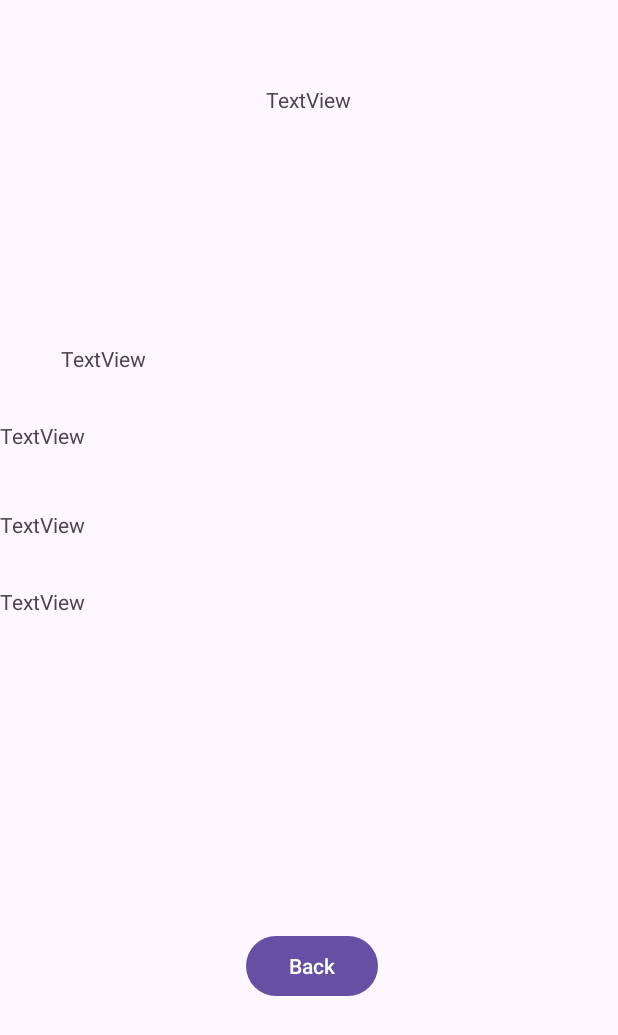
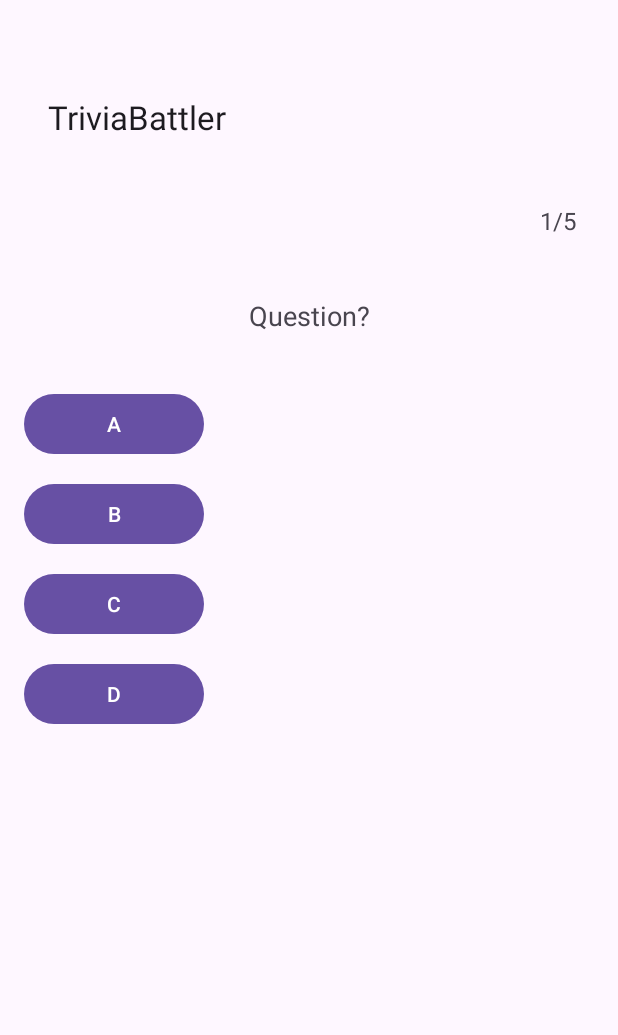
Before and after one commit to jbanducci321/CST338-Project-2-Group-2, an Android app: the layout activity_questions.xml on its own in the app's theme, with its tools: preview values and no code run, on a phone screen of 412 x 824 dp. Shown: the top 1035 px of the screen. Run offline under Robolectric (Android 15) with nearby library versions, the phone set to English and light mode, and no system bars.

```diff
--- a/app/src/main/java/com/example/TriviaBattler/QuestionsActivity.java
+++ b/app/src/main/java/com/example/TriviaBattler/QuestionsActivity.java
@@ -3,14 +3,20 @@ package com.example.TriviaBattler;
 import android.content.Context;
 import android.content.Intent;
 import android.os.Bundle;
+import android.view.Menu;
+import android.view.MenuItem;
+import android.view.View;
+import android.widget.TextView;
 import android.widget.Toast;
 
+import androidx.annotation.NonNull;
 import androidx.appcompat.app.AppCompatActivity;
 import androidx.core.text.HtmlCompat;
 import androidx.lifecycle.LiveData;
 
 import com.example.TriviaBattler.database.AppRepository;
 import com.example.TriviaBattler.database.entities.Question;
+import com.example.TriviaBattler.database.entities.User;
 import com.example.TriviaBattler.databinding.ActivityQuestionsBinding;
 
 import java.util.ArrayList;
@@ -19,8 +25,12 @@ import java.util.List;
 
 public class QuestionsActivity extends AppCompatActivity {
 
+    private static final int LOGGED_OUT = -1;
+    private int loggedInUserId = -LOGGED_OUT;
+
+    private AppRepository repository;
+    private User user;
     private ActivityQuestionsBinding binding;
-    private AppRepository repository;
 
     private int userId = -1;
     private String difficulty = null;
@@ -44,9 +54,57 @@ public class QuestionsActivity extends AppCompatActivity {
 
         displayQuestion(difficulty); // show the first question
 
-        binding.questionsBackButton.setOnClickListener(v ->
-                startActivity(MainActivity.mainActivityIntentFactory(getApplicationContext(), userId))
-        );
+    }
+
+    //Menu Inflater
+    @Override
+    public boolean onCreateOptionsMenu(Menu menu) {
+        getMenuInflater().inflate(R.menu.logout_menu, menu);
+        return true;
+    }
+
+    //Visibility of menu items
+    @Override
+    public boolean onPrepareOptionsMenu(Menu menu) {
+        MenuItem userItem = menu.findItem(R.id.logoutMenuItem);
+        MenuItem adminItem = menu.findItem(R.id.admin);
+
+        if (user == null) {
+            userItem.setVisible(false);
+            adminItem.setVisible(false);
+            return true;
+        }
+
+        userItem.setVisible(true);
+        View actionView = userItem.getActionView();
+        if (actionView != null) {
+            TextView usernameView = actionView.findViewById(R.id.usernameTitle);
+            if (usernameView != null) usernameView.setText(user.getUsername());
+        }
+
+        adminItem.setVisible(user.isAdmin());
+        return true;
+    }
+
+    //Options for menu
+    @Override
+    public boolean onOptionsItemSelected(@NonNull MenuItem item) {
+        int id = item.getItemId();
+
+        if (id == android.R.id.home) {
+            finish();
+            return true;
+        } else if (id == R.id.logout) {
+            startActivity(LoginActivity.loginIntentFactory(getApplicationContext()));
+            finish();
+            return true;
+        } else if (id == R.id.stats) {
+            Intent intent = Statistics.statsIntentFactory(this, loggedInUserId);
+            startActivity(intent);
+            return true;
+        }
+
+        return super.onOptionsItemSelected(item);
     }
 
     private void displayQuestion(String difficulty) {
--- a/app/src/main/res/layout/activity_questions.xml
+++ b/app/src/main/res/layout/activity_questions.xml
@@ -1,69 +1,93 @@
 <?xml version="1.0" encoding="utf-8"?>
-<androidx.constraintlayout.widget.ConstraintLayout xmlns:android="http://schemas.android.com/apk/res/android"
+<androidx.constraintlayout.widget.ConstraintLayout
+    xmlns:android="http://schemas.android.com/apk/res/android"
     xmlns:app="http://schemas.android.com/apk/res-auto"
     xmlns:tools="http://schemas.android.com/tools"
-    android:id="@+id/main"
     android:layout_width="match_parent"
     android:layout_height="match_parent"
-    tools:context=".QuestionsActivity">
+    tools:context=".QuestionsActivity"
+    android:padding="16dp">
+
+    <com.google.android.material.appbar.MaterialToolbar
+        android:id="@+id/toolbar"
+        android:layout_width="0dp"
+        android:layout_height="?attr/actionBarSize"
+        app:title="@string/app_name"
+        android:layout_marginTop="30dp"
+        app:layout_constraintTop_toTopOf="parent"
+        app:layout_constraintStart_toStartOf="parent"
+        app:layout_constraintEnd_toEndOf="parent"/>
 
     <TextView
-        android:id="@+id/textViewD"
-        android:layout_width="328dp"
-        android:layout_height="51dp"
-        android:text="TextView"
-        app:layout_constraintTop_toBottomOf="@+id/textViewC"
-        tools:layout_editor_absoluteX="41dp" />
-
-    <TextView
-        android:id="@+id/textViewC"
-        android:layout_width="328dp"
-        android:layout_height="51dp"
-        android:layout_marginTop="8dp"
-        android:text="TextView"
-        app:layout_constraintTop_toBottomOf="@+id/textViewB"
-        tools:layout_editor_absoluteX="40dp" />
-
-    <TextView
-        android:id="@+id/textViewB"
-        android:layout_width="328dp"
-        android:layout_height="51dp"
-        android:text="TextView"
-        app:layout_constraintTop_toBottomOf="@+id/textViewA"
-        tools:layout_editor_absoluteX="40dp" />
-
-    <Button
-        android:id="@+id/questionsBackButton"
+        android:id="@+id/questionCount"
         android:layout_width="wrap_content"
         android:layout_height="wrap_content"
-        android:layout_marginTop="620dp"
-        android:layout_marginEnd="160dp"
-        android:text="Back"
+        android:layout_marginTop="120dp"
+        android:layout_marginEnd="12dp"
+        android:text="1/5"
+        android:textSize="16sp"
         app:layout_constraintEnd_toEndOf="parent"
         app:layout_constraintTop_toTopOf="parent" />
 
     <TextView
         android:id="@+id/textViewMainQuestionDisplay"
+        android:layout_width="0dp"
+        android:layout_height="wrap_content"
+        android:layout_marginTop="28dp"
+        android:ellipsize="end"
         android:gravity="center"
-        android:layout_width="314dp"
-        android:layout_height="61dp"
-        android:layout_marginTop="36dp"
-        android:text="TextView"
+        android:maxLines="4"
+        android:padding="12dp"
+        android:text="Question?"
+        android:textSize="18sp"
         app:layout_constraintEnd_toEndOf="parent"
-        app:layout_constraintHorizontal_bias="0.494"
+        app:layout_constraintHorizontal_bias="0.0"
         app:layout_constraintStart_toStartOf="parent"
-        app:layout_constraintTop_toTopOf="parent" />
+        app:layout_constraintTop_toBottomOf="@id/questionCount" />
 
-    <TextView
+    <Button
         android:id="@+id/textViewA"
-        android:layout_width="328dp"
-        android:layout_height="51dp"
-        android:layout_marginTop="132dp"
-        android:text="TextView"
-        app:layout_constraintEnd_toEndOf="parent"
-        app:layout_constraintHorizontal_bias="0.481"
+        android:layout_width="wrap_content"
+        android:layout_height="wrap_content"
+        android:text="@string/a"
+        android:minWidth="120dp"
+        android:textSize="14sp"
+        app:layout_constraintTop_toBottomOf="@id/textViewMainQuestionDisplay"
         app:layout_constraintStart_toStartOf="parent"
-        app:layout_constraintTop_toBottomOf="@+id/textViewMainQuestionDisplay" />
+        android:layout_marginTop="24dp" />
+
+    <Button
+        android:id="@+id/textViewB"
+        android:layout_width="wrap_content"
+        android:layout_height="wrap_content"
+        android:text="@string/b"
+        android:minWidth="120dp"
+        android:textSize="14sp"
+        app:layout_constraintTop_toBottomOf="@id/textViewA"
+        app:layout_constraintStart_toStartOf="parent"
+        android:layout_marginTop="12dp" />
+
+    <Button
+        android:id="@+id/textViewC"
+        android:layout_width="wrap_content"
+        android:layout_height="wrap_content"
+        android:text="@string/c"
+        android:minWidth="120dp"
+        android:textSize="14sp"
+        app:layout_constraintTop_toBottomOf="@id/textViewB"
+        app:layout_constraintStart_toStartOf="parent"
+        android:layout_marginTop="12dp" />
+
+    <Button
+        android:id="@+id/textViewD"
+        android:layout_width="wrap_content"
+        android:layout_height="wrap_content"
+        android:text="@string/d"
+        android:minWidth="120dp"
+        android:textSize="14sp"
+        app:layout_constraintTop_toBottomOf="@id/textViewC"
+        app:layout_constraintStart_toStartOf="parent"
+        android:layout_marginTop="12dp" />
 
 
 </androidx.constraintlayout.widget.ConstraintLayout>
--- a/app/src/main/res/layout/activity_statistics.xml
+++ b/app/src/main/res/layout/activity_statistics.xml
@@ -11,9 +11,10 @@
         android:layout_width="0dp"
         android:layout_height="?attr/actionBarSize"
         app:title="@string/app_name"
+        android:layout_marginTop="30dp"
         app:layout_constraintTop_toTopOf="parent"
         app:layout_constraintStart_toStartOf="parent"
-        app:layout_constraintEnd_toEndOf="parent" />
+        app:layout_constraintEnd_toEndOf="parent"/>
 
     <TextView
         android:id="@+id/stats_title"
--- a/app/src/main/res/values/strings.xml
+++ b/app/src/main/res/values/strings.xml
@@ -17,4 +17,8 @@
     <string name="correct_answers">Correct Answers:</string>
     <string name="incorrect_answers">Incorrect Answers:</string>
     <string name="total_score">Total Score:</string>
+    <string name="d">D</string>
+    <string name="c">C</string>
+    <string name="b">B</string>
+    <string name="a">A</string>
 </resources>
```
